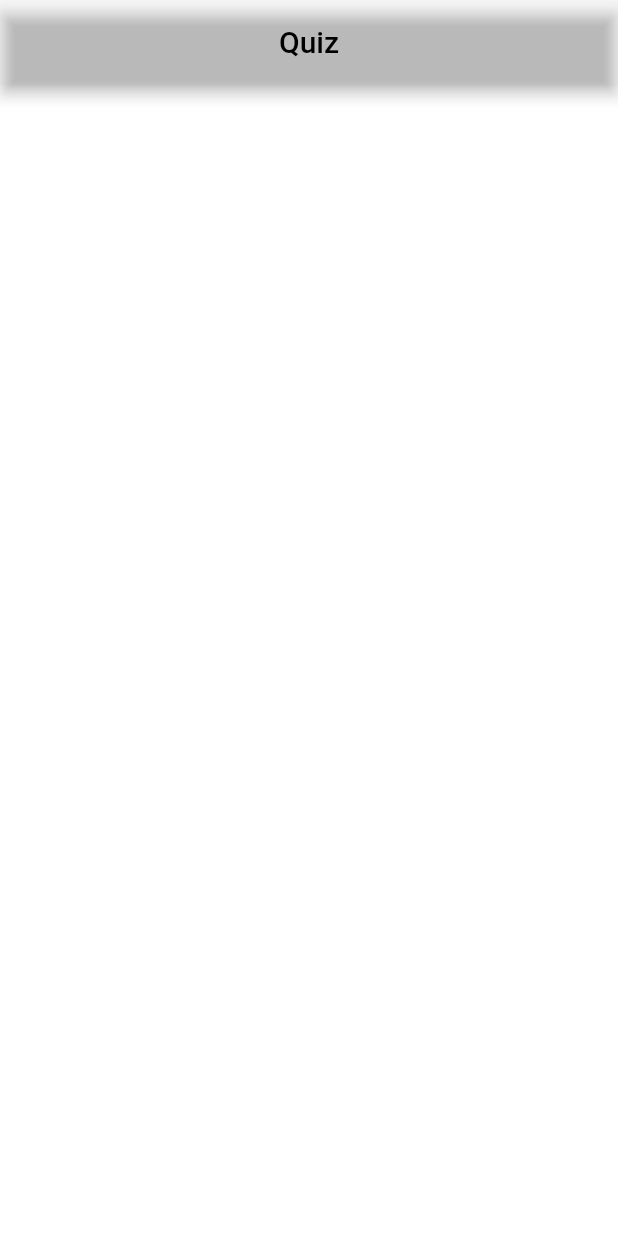
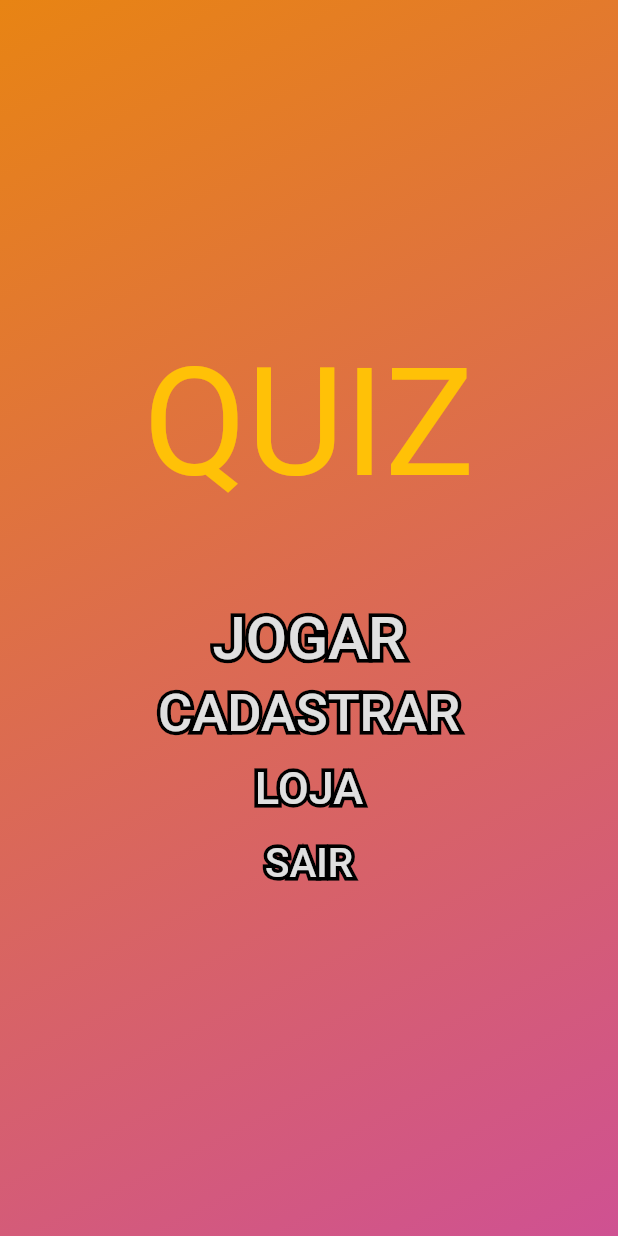
Before and after one commit to Batthez/quiz-flutter, a Flutter app: the screen it shows after launch, on a phone screen of 412 x 824 dp. Run offline on Flutter 3.47's test engine with Material 2 defaults, Android fonts, the phone set to English and light mode, and no system bars; Roboto replaces fonts that are missing (Times New Roman).

Commit message:
Tela principal

```diff
--- a/lib/main.dart
+++ b/lib/main.dart
@@ -9,6 +9,7 @@ class MyApp extends StatelessWidget {
   Widget build(BuildContext context) {
     return MaterialApp(
       title: 'Quiz App',
+      debugShowCheckedModeBanner: false,
       theme: ThemeData(
         primaryColor: Colors.blue,
       ),
--- a/lib/screens/home_screen.dart
+++ b/lib/screens/home_screen.dart
@@ -1,3 +1,4 @@
+import 'package:flutter/cupertino.dart';
 import 'package:flutter/material.dart';
 
 class HomeScreen extends StatelessWidget {
@@ -5,17 +6,90 @@ class HomeScreen extends StatelessWidget {
   Widget build(BuildContext context) {
     return Scaffold(
       backgroundColor: Colors.white,
-      appBar: AppBar(
-        title: Text(
-          "Quiz",
-          style: TextStyle(
-            color: Colors.black,
-          ),
+
+      body: Container(
+        decoration: BoxDecoration(
+      gradient: LinearGradient(
+      colors: [
+      Color.fromARGB(255, 232, 132, 19),
+        Color.fromARGB(255, 207, 81, 146)
+        ],
+        begin: Alignment.topLeft,
+        end: Alignment.bottomRight
+    ),
+    ),
+        child: Column(
+          crossAxisAlignment: CrossAxisAlignment.stretch,
+          mainAxisAlignment: MainAxisAlignment.center,
+          children: <Widget>[
+            Padding(
+              padding: EdgeInsets.fromLTRB(0.0,0.0,0.0,60.0),
+              child: Text("QUIZ",
+                textAlign: TextAlign.center,
+                style: TextStyle(
+                  color: Colors.amber,
+                  fontSize: 100.0,
+                  fontFamily: "Times New Roman",
+                ),
+              ),
+            ),
+            Padding(
+              padding: EdgeInsets.all(1.0),
+              child: botao('JOGAR', 40.0, 0)
+            ),
+            Padding(
+              padding: EdgeInsets.all(1.0),
+              child: botao('CADASTRAR', 35.0, 1)
+            ),
+            Padding(
+              padding: EdgeInsets.all(1.0),
+              child: botao('LOJA', 30, 2)
+            ),
+            Padding(
+              padding: EdgeInsets.all(1.0),
+              child: botao('SAIR', 27, 3)
+            ),
+          ],
         ),
-        backgroundColor: Colors.transparent,
-        centerTitle: true,
-      ),
-      body: Column(),
+      )
     );
   }
+FlatButton botao(String nomebotao, double tamanho, int opcao){
+    return FlatButton(
+      child: Stack(
+        children: <Widget>[
+          Text(
+            nomebotao,
+            style: TextStyle(
+              fontSize: tamanho,
+              foreground: Paint()
+                ..style = PaintingStyle.stroke
+                ..strokeWidth = 5
+                ..color = Colors.black,
+            ),
+          ),
+          Text(
+            nomebotao,
+            style: TextStyle(
+              fontSize: tamanho,
+              color: Colors.grey[300],
+            ),
+          ),
+        ],
+      ),
+      onPressed: (){
+        switch(opcao){
+          case 0:
+            break;
+          case 1:
+            break;
+          case 2:
+            break;
+          case 3:
+            break;
+
+        }
+      }
+    );
 }
+}
```
